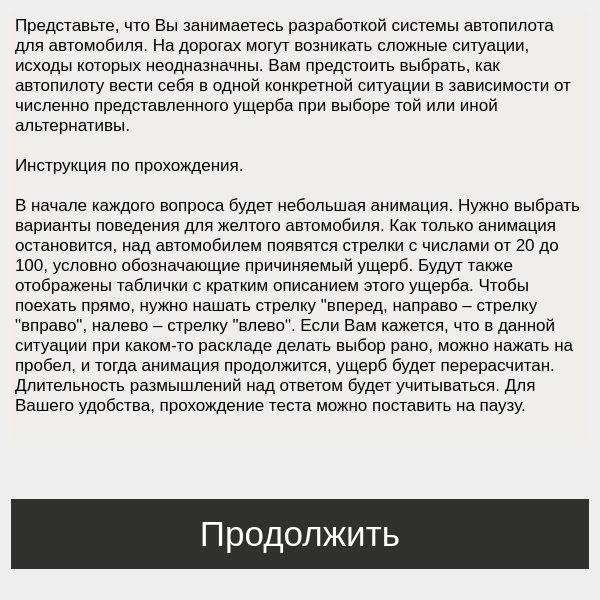
Old version of the form instruction.ui in the repository philipscode/Quiz-for-genetic-algorithm-task.
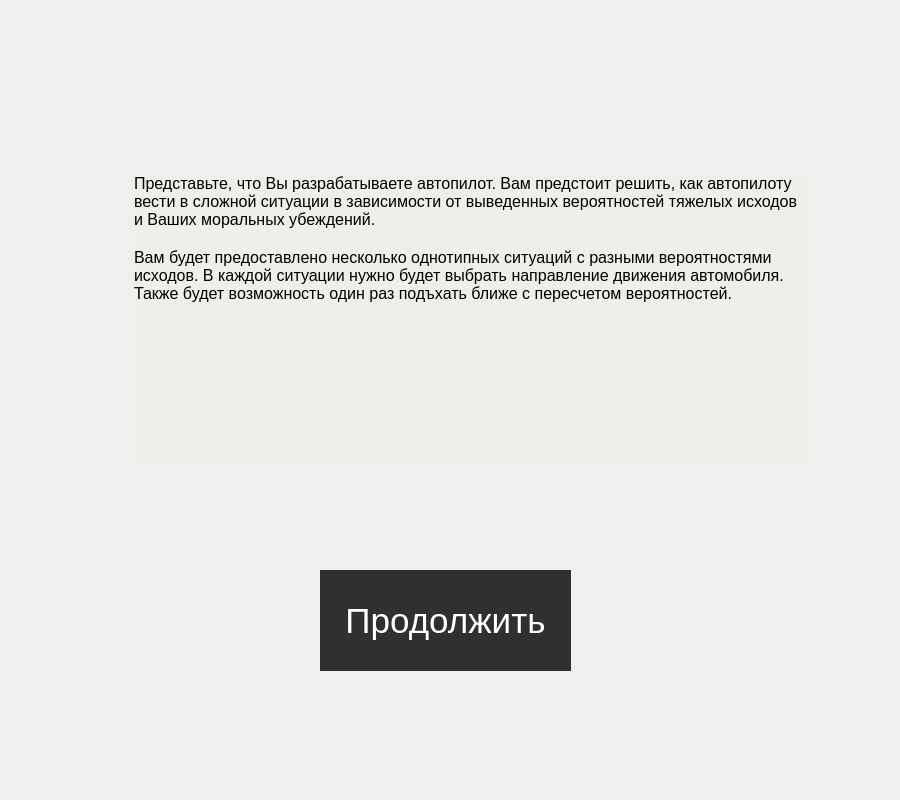
New version of the form.

Diff of the .ui file:
```diff
--- a/instruction.ui
+++ b/instruction.ui
@@ -6,22 +6,28 @@
    <rect>
     <x>0</x>
     <y>0</y>
-    <width>600</width>
-    <height>600</height>
+    <width>900</width>
+    <height>800</height>
    </rect>
   </property>
   <property name="maximumSize">
    <size>
-    <width>800</width>
+    <width>900</width>
     <height>800</height>
    </size>
   </property>
   <property name="windowTitle">
    <string>Form</string>
   </property>
-  <layout class="QVBoxLayout" name="verticalLayout">
-   <item>
     <widget class="QTextEdit" name="textEdit">
+   <property name="geometry">
+    <rect>
+     <x>130</x>
+     <y>170</y>
+     <width>681</width>
+     <height>300</height>
+    </rect>
+   </property>
      <property name="minimumSize">
       <size>
        <width>0</width>
@@ -40,34 +46,20 @@
 &lt;html&gt;&lt;head&gt;&lt;meta name=&quot;qrichtext&quot; content=&quot;1&quot; /&gt;&lt;style type=&quot;text/css&quot;&gt;
 p, li { white-space: pre-wrap; }
 &lt;/style&gt;&lt;/head&gt;&lt;body style=&quot; font-family:'.SF NS Text'; font-size:16px; font-weight:400; font-style:normal;&quot;&gt;
-&lt;p style=&quot; margin-top:0px; margin-bottom:0px; margin-left:0px; margin-right:0px; -qt-block-indent:0; text-indent:0px;&quot;&gt;&lt;span style=&quot; font-size:13pt;&quot;&gt;Представьте, что Вы занимаетесь разработкой системы автопилота для автомобиля. На дорогах могут возникать сложные ситуации, исходы которых неодназначны. Вам предстоить выбрать, как автопилоту вести себя в одной конкретной ситуации в зависимости от численно представленного ущерба при выборе той или иной альтернативы.&lt;/span&gt;&lt;/p&gt;
-&lt;p style=&quot;-qt-paragraph-type:empty; margin-top:0px; margin-bottom:0px; margin-left:0px; margin-right:0px; -qt-block-indent:0; text-indent:0px; font-size:13pt;&quot;&gt;&lt;br /&gt;&lt;/p&gt;
-&lt;p style=&quot; margin-top:0px; margin-bottom:0px; margin-left:0px; margin-right:0px; -qt-block-indent:0; text-indent:0px;&quot;&gt;&lt;span style=&quot; font-size:13pt;&quot;&gt;Инструкция по прохождения.&lt;/span&gt;&lt;/p&gt;
-&lt;p style=&quot;-qt-paragraph-type:empty; margin-top:0px; margin-bottom:0px; margin-left:0px; margin-right:0px; -qt-block-indent:0; text-indent:0px; font-size:13pt;&quot;&gt;&lt;br /&gt;&lt;/p&gt;
-&lt;p style=&quot; margin-top:0px; margin-bottom:0px; margin-left:0px; margin-right:0px; -qt-block-indent:0; text-indent:0px;&quot;&gt;&lt;span style=&quot; font-size:13pt;&quot;&gt;В начале каждого вопроса будет небольшая анимация. Нужно выбрать варианты поведения для желтого автомобиля. Как только анимация остановится, над автомобилем появятся стрелки с числами от 20 до 100, условно обозначающие причиняемый ущерб. Будут также отображены таблички с кратким описанием этого ущерба. Чтобы поехать прямо, нужно нашать стрелку &amp;quot;вперед, направо – стрелку &amp;quot;вправо&amp;quot;, налево – стрелку &amp;quot;влево&amp;quot;. Если Вам кажется, что в данной ситуации при каком-то раскладе делать выбор рано, можно нажать на пробел, и тогда анимация продолжится, ущерб будет перерасчитан. Длительность размышлений над ответом будет учитываться. Для Вашего удобства, прохождение теста можно поставить на паузу.&lt;/span&gt;&lt;/p&gt;&lt;/body&gt;&lt;/html&gt;</string>
-     </property>
-    </widget>
-   </item>
-   <item>
-    <spacer name="verticalSpacer">
-     <property name="orientation">
-      <enum>Qt::Vertical</enum>
-     </property>
-     <property name="sizeType">
-      <enum>QSizePolicy::Preferred</enum>
-     </property>
-     <property name="sizeHint" stdset="0">
-      <size>
-       <width>20</width>
-       <height>50</height>
-      </size>
-     </property>
-    </spacer>
-   </item>
-   <item>
-    <layout class="QHBoxLayout" name="horizontalLayout">
-     <item>
+&lt;p style=&quot; margin-top:0px; margin-bottom:0px; margin-left:0px; margin-right:0px; -qt-block-indent:0; text-indent:0px;&quot;&gt;&lt;span style=&quot; font-size:16px;&quot;&gt;Представьте, что Вы разрабатываете автопилот. Вам предстоит решить, как автопилоту вести в сложной ситуации в зависимости от выведенных вероятностей тяжелых исходов и Ваших моральных убеждений.&lt;/span&gt;&lt;/p&gt;
+&lt;p style=&quot;-qt-paragraph-type:empty; margin-top:0px; margin-bottom:0px; margin-left:0px; margin-right:0px; -qt-block-indent:0; text-indent:0px;&quot;&gt;&lt;br /&gt;&lt;/p&gt;
+&lt;p style=&quot; margin-top:0px; margin-bottom:0px; margin-left:0px; margin-right:0px; -qt-block-indent:0; text-indent:0px;&quot;&gt;&lt;span style=&quot; font-size:16px;&quot;&gt;Вам будет предоставлено несколько однотипных ситуаций с разными вероятностями исходов. В каждой ситуации нужно будет выбрать направление движения автомобиля. Также будет возможность один раз подъхать ближе с пересчетом вероятностей.&lt;/span&gt;&lt;/p&gt;&lt;/body&gt;&lt;/html&gt;</string>
+   </property>
+  </widget>
       <widget class="QPushButton" name="nextButton">
+   <property name="geometry">
+    <rect>
+     <x>320</x>
+     <y>570</y>
+     <width>251</width>
+     <height>101</height>
+    </rect>
+   </property>
        <property name="sizePolicy">
         <sizepolicy hsizetype="Preferred" vsizetype="Preferred">
          <horstretch>0</horstretch>
@@ -107,26 +99,6 @@
         <string>Продолжить</string>
        </property>
       </widget>
-     </item>
-    </layout>
-   </item>
-   <item>
-    <spacer name="verticalSpacer_2">
-     <property name="orientation">
-      <enum>Qt::Vertical</enum>
-     </property>
-     <property name="sizeType">
-      <enum>QSizePolicy::Preferred</enum>
-     </property>
-     <property name="sizeHint" stdset="0">
-      <size>
-       <width>20</width>
-       <height>20</height>
-      </size>
-     </property>
-    </spacer>
-   </item>
-  </layout>
  </widget>
  <resources/>
  <connections/>
```
Lines whose indentation alone changed are shown as unchanged.
